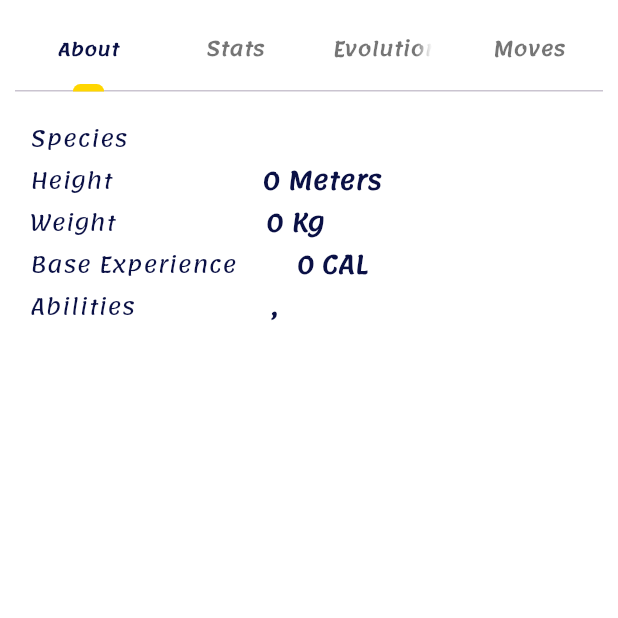
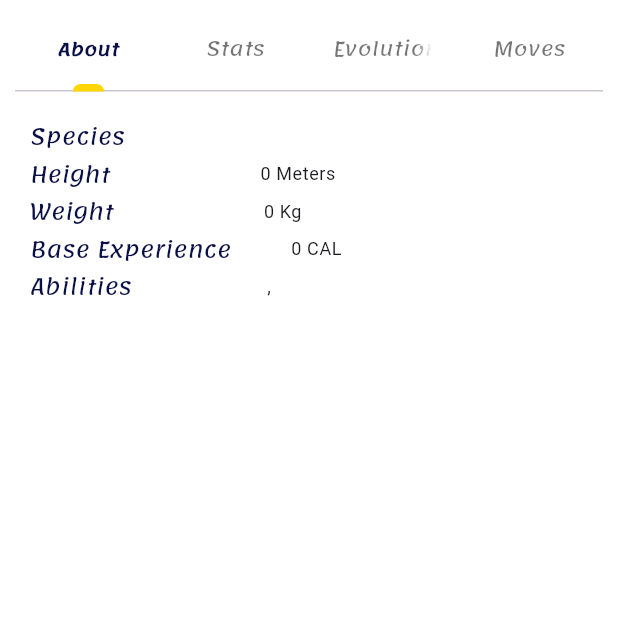
Before and after one commit to okelloEnos/Pokemon, a Flutter app: the PokemonsDetailsTab screen opened directly with empty values, on a phone screen of 412 x 824 dp, the top half of it. Run offline on Flutter 3.47's test engine with Material 3 defaults, Android fonts, the phone set to English and light mode, and no system bars; our stand-ins replace bloc, carousel_slider, dio, equatable, flutter_animate, flutter_bloc and 3 more; network calls fail.

Commit message:
theme update

```diff
--- a/lib/pokemons/presentation/screens/all_pokemons_screen.dart
+++ b/lib/pokemons/presentation/screens/all_pokemons_screen.dart
@@ -14,7 +14,7 @@ class AllPokemonsScreen extends StatelessWidget {
     // timeDilation = 3.0;
    return Scaffold(
         appBar: AppBar(
-          title: Center(child: Text('Creature Gallery', style: theme.textTheme.headline5,)),
+          title: Center(child: Text('Creature Gallery', style: theme.textTheme.titleLarge,)),
         ),
         body: BlocBuilder<PokemonsBloc, PokemonStates>(builder: (context, state){
       if(state is PokemonsLoaded){
--- a/lib/pokemons/presentation/widgets/pokemons_grid.dart
+++ b/lib/pokemons/presentation/widgets/pokemons_grid.dart
@@ -71,7 +71,7 @@ final theme = Theme.of(context);
                 key: const Key("grid_pad"),
                 padding: const EdgeInsets.only(top: 10, right: 10, left: 10),
                 child: Text(
-                  pokemon.pokemonName!.capitalize(), style: theme.textTheme.subtitle1,
+                  pokemon.pokemonName!.capitalize(), style: theme.textTheme.bodyMedium,
                   key: const Key("grid_text_name"),
                 ),
               ),
--- a/lib/pokemons/presentation/widgets/single_pokemon.dart
+++ b/lib/pokemons/presentation/widgets/single_pokemon.dart
@@ -44,7 +44,7 @@ final height = MediaQuery.of(context).padding.top;
                       // const SizedBox(width: 50,),
                       Expanded(
                         child: Center(
-                          child: Text(pokemon.pokemonName!.capitalize(), style: theme.textTheme.headline5
+                          child: Text(pokemon.pokemonName!.capitalize(), style: theme.textTheme.titleLarge
                           // TextStyle(color: theme.primaryColorDark,
                           //     fontWeight: FontWeight.bold, fontSize: 22),
                           ),
@@ -212,9 +212,9 @@ Widget pokemonAboutWidget({required PokemonInfo pokemon, required BuildContext c
           padding: const EdgeInsets.only(top: 20.0, left: 10.0, right: 10.0, bottom: 0.0),
           child: Row(
             children: [
-              Text('Species', style: theme.textTheme.bodyText1,),
+              Text('Species', style: theme.textTheme.bodyMedium,),
               const SizedBox(width: 90, ),
-              Text('${pokemon.species!.name}', style: theme.textTheme.subtitle2,)
+              Text('${pokemon.species!.name}', style: theme.textTheme.bodySmall,)
             ],
           ),
         ),
@@ -222,9 +222,9 @@ Widget pokemonAboutWidget({required PokemonInfo pokemon, required BuildContext c
           padding: const EdgeInsets.only(top: 5.0, left: 10.0, right: 10.0, bottom: 0.0),
           child: Row(
             children: [
-              Text('Height', style: theme.textTheme.bodyText1,),
+              Text('Height', style: theme.textTheme.bodyMedium,),
               const SizedBox(width: 100, ),
-              Text('${pokemon.pokemonHeight} Meters', style: theme.textTheme.subtitle2,)
+              Text('${pokemon.pokemonHeight} Meters', style: theme.textTheme.bodySmall,)
             ],
           ),
         ),
@@ -232,9 +232,9 @@ Widget pokemonAboutWidget({required PokemonInfo pokemon, required BuildContext c
           padding: const EdgeInsets.only(top: 5.0, left: 10.0, right: 10.0, bottom: 0.0),
           child: Row(
             children: [
-              Text('Weight', style: theme.textTheme.bodyText1,),
+              Text('Weight', style: theme.textTheme.bodyMedium,),
               const SizedBox(width: 100, ),
-              Text('${pokemon.pokemonWeight} Kg', style: theme.textTheme.subtitle2,)
+              Text('${pokemon.pokemonWeight} Kg', style: theme.textTheme.bodySmall,)
             ],
           ),
         ),
@@ -242,9 +242,9 @@ Widget pokemonAboutWidget({required PokemonInfo pokemon, required BuildContext c
           padding: const EdgeInsets.only(top: 5.0, left: 10.0, right: 10.0, bottom: 0.0),
           child: Row(
             children: [
-              Text('Base Experience', style: theme.textTheme.bodyText1,),
+              Text('Base Experience', style: theme.textTheme.bodyMedium,),
               const SizedBox(width: 40, ),
-              Text('${pokemon.baseExperience} CAL', style: theme.textTheme.subtitle2,)
+              Text('${pokemon.baseExperience} CAL', style: theme.textTheme.bodySmall,)
             ],
           ),
         ),
@@ -252,9 +252,9 @@ Widget pokemonAboutWidget({required PokemonInfo pokemon, required BuildContext c
           padding: const EdgeInsets.only(top: 5.0, left: 10.0, right: 10.0, bottom: 0.0),
           child: Row(
             children: [
-              Text('Abilities', style: theme.textTheme.bodyText1,),
+              Text('Abilities', style: theme.textTheme.bodyMedium,),
               const SizedBox(width: 90, ),
-              Flexible(child: Text('$abilities, ', style: theme.textTheme.subtitle2,))
+              Flexible(child: Text('$abilities, ', style: theme.textTheme.bodySmall,))
             ],
           ),
         ),
@@ -322,13 +322,13 @@ var statValue = stat.baseStat! / 100;
         child: SizedBox(
             width: 80,
             child: Text(stat.stat!.name!.capitalize(), style: TextStyle(
-              fontSize: 10, color: theme.textTheme.bodyText1!.color,
-              fontFamily: theme.textTheme.bodyText1!.fontFamily
+              fontSize: 10, color: theme.textTheme.bodyMedium?.color,
+              fontFamily: theme.textTheme.bodyMedium?.fontFamily
             ),)),
       ),
       Padding(
         padding: const EdgeInsets.only(right: 20, bottom: 10),
-        child: Text("${stat.baseStat}", style: theme.textTheme.subtitle2,),
+        child: Text("${stat.baseStat}", style: theme.textTheme.bodySmall,),
       ),
       SizedBox(
           width: 150,
@@ -354,8 +354,8 @@ Widget pokemonMoveWidget({required BuildContext context, required Moves moves}){
          Column(
            crossAxisAlignment: CrossAxisAlignment.start,
            children: [
-             Text(moves.move!.name!.capitalize(), style: theme.textTheme.subtitle2,),
-  Text("Level 1", style: theme.textTheme.bodyText1,)
+             Text(moves.move!.name!.capitalize(), style: theme.textTheme.bodySmall,),
+  Text("Level 1", style: theme.textTheme.bodyMedium,)
         ],),
           CircularProgressIndicator(
             value: 0.6,
--- a/lib/util/app_colors.dart
+++ b/lib/util/app_colors.dart
@@ -20,25 +20,25 @@ final lightThemeData = ThemeData(
   primarySwatch: swatchColors.lightPrimarySwatch,
   visualDensity: VisualDensity.adaptivePlatformDensity,
   brightness: Brightness.light,
-  backgroundColor: Color(pokemonColorValues.backgroundColor),
+  scaffoldBackgroundColor: Color(pokemonColorValues.backgroundColor),
   cardColor: Color(pokemonColorValues.cardColor),
   floatingActionButtonTheme:  FloatingActionButtonThemeData(
     foregroundColor: Color(pokemonColorValues.secondaryColor),
     backgroundColor: swatchColors.lightPrimarySwatch[600]
   ),
 
-  tabBarTheme: TabBarTheme(
+  tabBarTheme: TabBarThemeData(
     labelColor: Color(pokemonColorValues.secondaryColor),
     labelStyle: TextStyle(fontFamily: 'Lemonada', fontWeight: FontWeight.bold, fontSize: 12, color: Color(pokemonColorValues.secondaryColor)),
     unselectedLabelColor: Colors.black54,
     unselectedLabelStyle: TextStyle(fontFamily: 'Lemonada', fontSize: 13, color: Color(pokemonColorValues.secondaryColor)),
   ),
   textTheme: TextTheme(
-    headline5: TextStyle(fontFamily: 'Ewert', fontWeight: FontWeight.bold, color: Color(pokemonColorValues.secondaryColor)),
-    headline6: TextStyle(color: Color(pokemonColorValues.secondaryColor)),
-    subtitle1: TextStyle(fontFamily: 'Lemonada', fontSize: 18, color: Color(pokemonColorValues.secondaryColor)),
-      subtitle2: TextStyle(fontFamily: 'Lemonada', fontSize: 16,fontWeight: FontWeight.bold, color: Color(pokemonColorValues.secondaryColor)),
-      bodyText1: TextStyle(fontFamily: 'Lemonada', fontSize: 14, color: Color(pokemonColorValues.secondaryColor))
+    titleLarge: TextStyle(fontFamily: 'Ewert', fontWeight: FontWeight.bold, color: Color(pokemonColorValues.secondaryColor)),
+    titleMedium: TextStyle(color: Color(pokemonColorValues.secondaryColor)),
+    titleSmall: TextStyle(fontFamily: 'Lemonada', fontSize: 18, color: Color(pokemonColorValues.secondaryColor)),
+      bodyLarge: TextStyle(fontFamily: 'Lemonada', fontSize: 16,fontWeight: FontWeight.bold, color: Color(pokemonColorValues.secondaryColor)),
+      bodyMedium: TextStyle(fontFamily: 'Lemonada', fontSize: 14, color: Color(pokemonColorValues.secondaryColor))
   ),
   buttonTheme: ButtonThemeData(buttonColor: Color(pokemonColorValues.secondaryColor)),
   indicatorColor: Color(pokemonColorValues.primaryColor)
```
Also changed, not shown: pubspec.lock, 2 other files.
